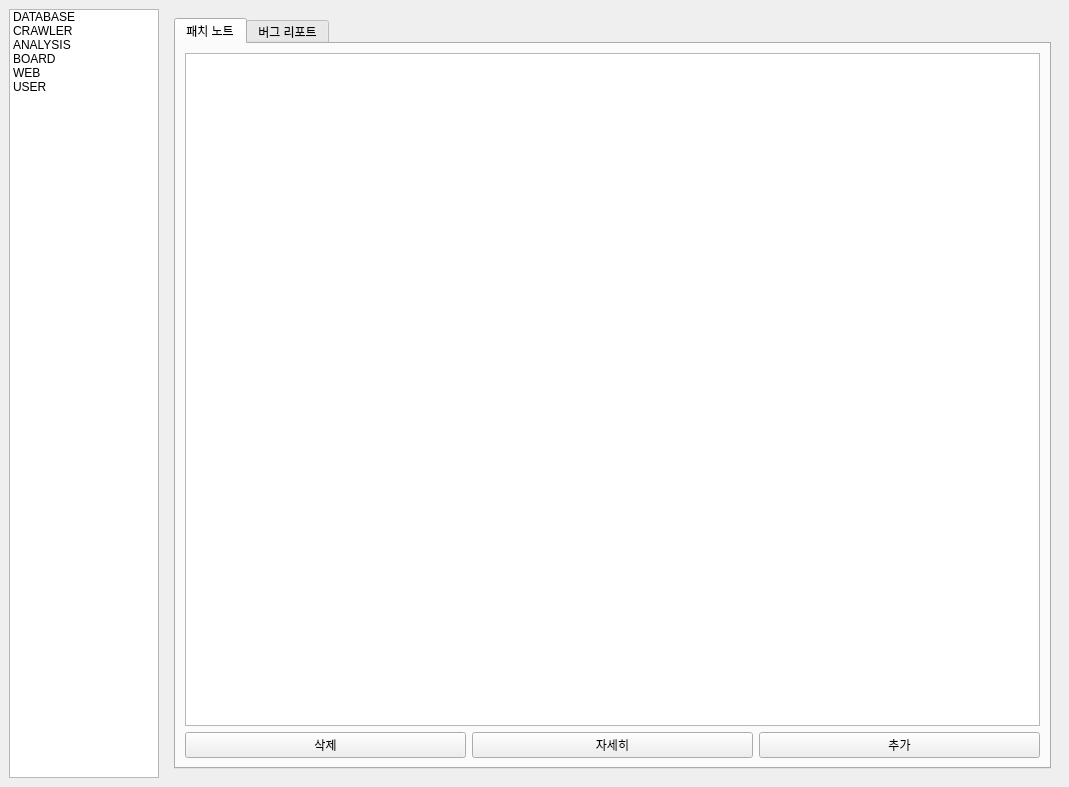
Old version of the form MANAGER/BIGMACLAB_MANAGER_GUI.ui in the repository yojun313/knpu.
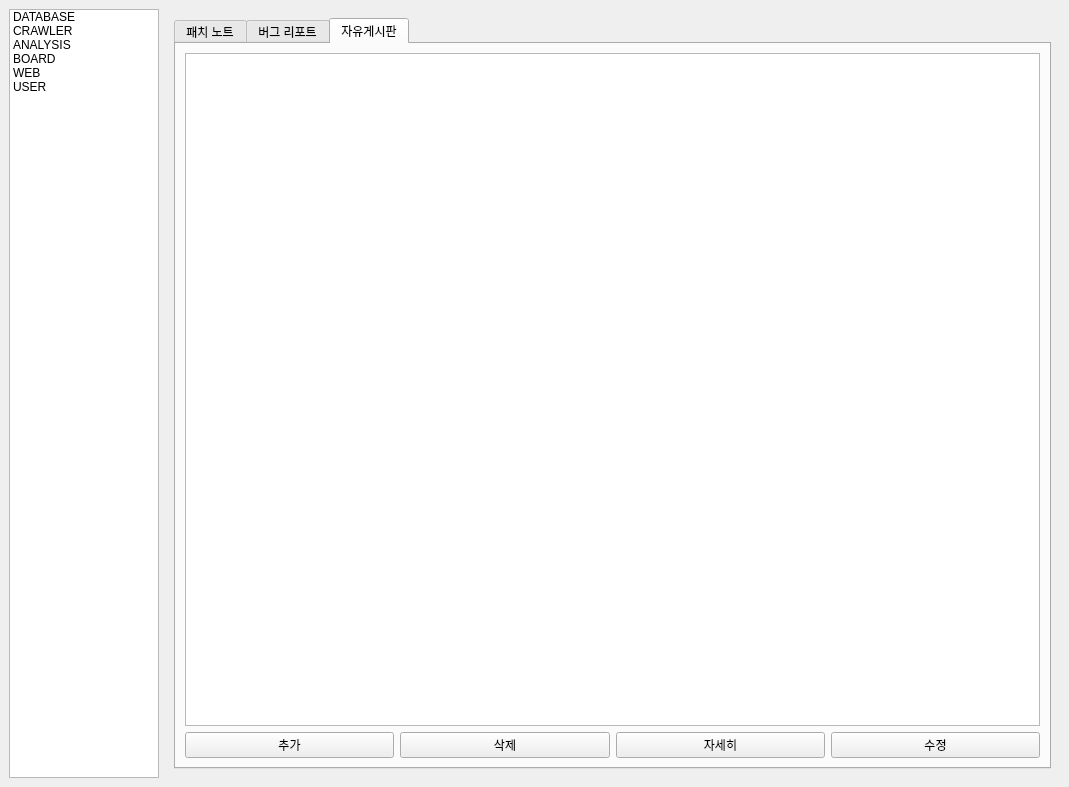
New version of the form. The open tabs and pages were chosen to show the change.

```diff
--- a/MANAGER/BIGMACLAB_MANAGER_GUI.ui
+++ b/MANAGER/BIGMACLAB_MANAGER_GUI.ui
@@ -430,13 +430,48 @@
                 </property>
                </widget>
               </item>
+             </layout>
+            </item>
+           </layout>
+          </widget>
+          <widget class="QWidget" name="tab_post">
+           <attribute name="title">
+            <string>자유게시판</string>
+           </attribute>
+           <layout class="QVBoxLayout" name="verticalLayout_tab_1">
+            <item>
+             <widget class="QTableWidget" name="board_post_tableWidget"/>
+            </item>
+            <item>
+             <layout class="QHBoxLayout" name="horizontalLayout_5">
               <item>
-               <widget class="QPushButton" name="board_addbug_button">
+               <widget class="QPushButton" name="board_addpost_button">
                 <property name="text">
                  <string>추가</string>
                 </property>
                </widget>
               </item>
+              <item>
+               <widget class="QPushButton" name="board_deletepost_button">
+                <property name="text">
+                 <string>삭제</string>
+                </property>
+               </widget>
+              </item>
+              <item>
+               <widget class="QPushButton" name="board_detailpost_button">
+                <property name="text">
+                 <string>자세히</string>
+                </property>
+               </widget>
+              </item>
+              <item>
+               <widget class="QPushButton" name="board_editpost_button">
+                <property name="text">
+                 <string>수정</string>
+                </property>
+               </widget>
+              </item>
              </layout>
             </item>
            </layout>
```
Left out of the diff: 21 changed lines with no effect on the pictures.
